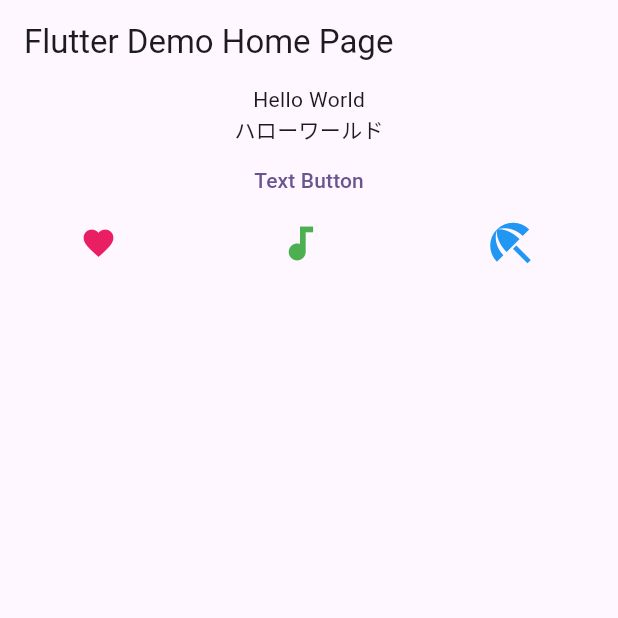
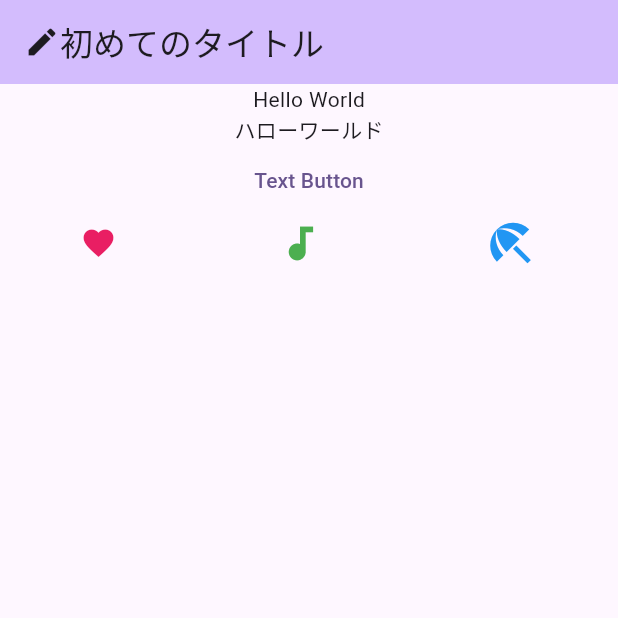
Before and after one commit to nico25-orange/intro-flutter, a Flutter app: the screen it shows after launch, on a phone screen of 412 x 824 dp, the top half of it. Run offline on Flutter 3.47's test engine with Material 3 defaults, Android fonts, the phone set to English and light mode, and no system bars.

Commit message:
feat: update Appbar

```diff
--- a/chapter2/lib/main.dart
+++ b/chapter2/lib/main.dart
@@ -35,7 +35,13 @@ class _MyHomePageState extends State<MyHomePage> {
   Widget build(BuildContext context) {
     return Scaffold(
       appBar: AppBar(
-        title: Text(widget.title),
+        backgroundColor: Theme.of(context).colorScheme.inversePrimary,
+        title: const Row(
+          children: [
+            Icon(Icons.create),
+            Text("初めてのタイトル"),
+          ],
+        )
       ),
       body: Column(
         children: [
```
